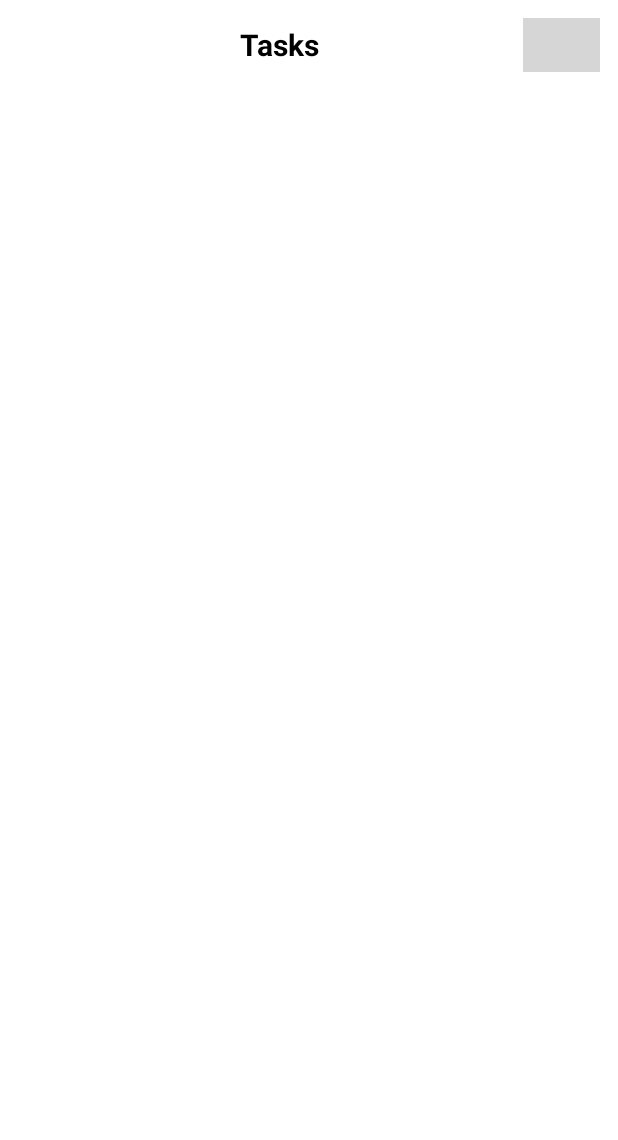
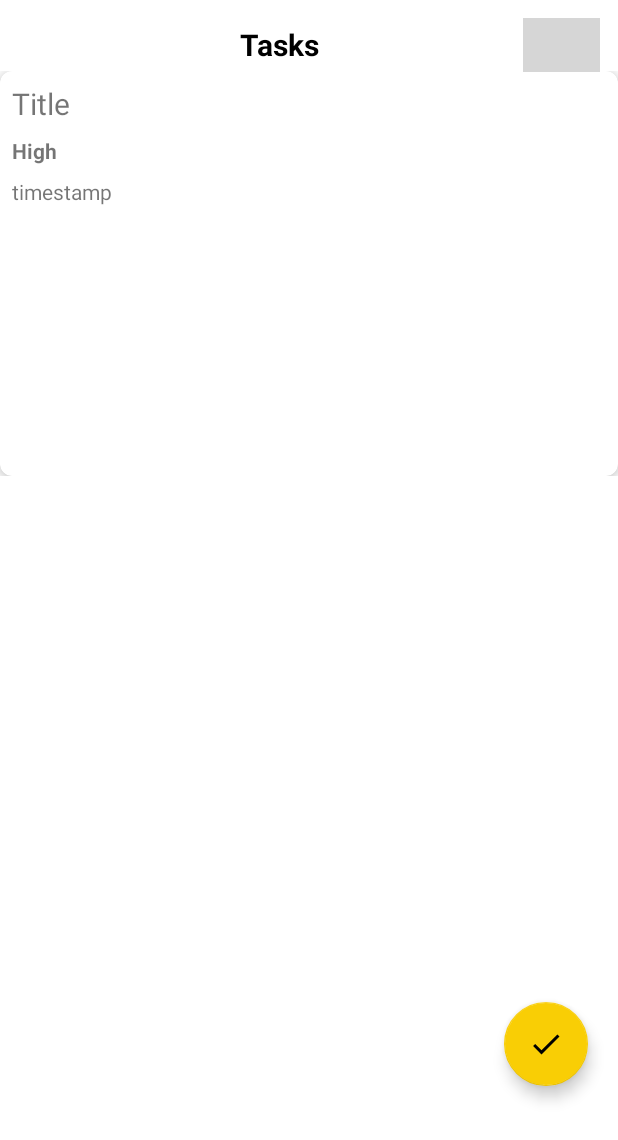
Before and after one commit to Bexact/AndroidFinalProject, an Android app: the layout fragment_todo.xml on its own in the app's theme, with its tools: preview values and no code run, on a phone screen of 412 x 824 dp. Shown: the top 1140 px of the screen. Run offline under Robolectric (Android 15) with nearby library versions, the phone set to English and light mode, and no system bars; Roboto replaces fonts that are not available here; grey boxes are pictures that could not be loaded.

```diff
--- a/app/src/main/java/com/example/projectproductivity/database/TaskEntry.kt
+++ b/app/src/main/java/com/example/projectproductivity/database/TaskEntry.kt
@@ -1,8 +1,10 @@
 package com.example.projectproductivity.database
 
+import android.os.Parcelable
 import androidx.room.Entity
 import androidx.room.PrimaryKey
-
+import kotlinx.parcelize.Parcelize
+@Parcelize
 @Entity(tableName = "task_table")
 data class TaskEntry (
     @PrimaryKey(autoGenerate = true)
@@ -10,4 +12,4 @@ data class TaskEntry (
     var title: String,
     var priority: Int,
     var timestamp: Long
-        )
+        ):Parcelable
--- a/app/src/main/java/com/example/projectproductivity/repository/TaskRepository.kt
+++ b/app/src/main/java/com/example/projectproductivity/repository/TaskRepository.kt
@@ -8,7 +8,7 @@ class TaskRepository(val taskDao:TaskDao) {
 
     suspend fun insert(taskEntry: TaskEntry) = taskDao.insert(taskEntry)
 
-    suspend fun update(taskEntry: TaskEntry) = taskDao.update(taskEntry)
+    suspend fun updateData(taskEntry: TaskEntry) = taskDao.update(taskEntry)
 
     suspend fun deleteItem(taskEntry: TaskEntry) = taskDao.delete(taskEntry)
 
--- /dev/null
+++ b/app/src/main/res/drawable/ic_done.xml
@@ -0,0 +1,5 @@
+<vector android:height="24dp" android:tint="#000000"
+    android:viewportHeight="24" android:viewportWidth="24"
+    android:width="24dp" xmlns:android="http://schemas.android.com/apk/res/android">
+    <path android:fillColor="@android:color/white" android:pathData="M9,16.2L4.8,12l-1.4,1.4L9,19 21,7l-1.4,-1.4L9,16.2z"/>
+</vector>
--- a/app/src/main/res/layout/fragment_home.xml
+++ b/app/src/main/res/layout/fragment_home.xml
@@ -4,7 +4,7 @@
     android:layout_width="match_parent"
     android:layout_height="match_parent"
     xmlns:app="http://schemas.android.com/apk/res-auto"
-    tools:context=".HomeFragment">
+    tools:context=".ui.HomeFragment">
 
     <ScrollView
         android:id="@+id/scrollView2"
--- a/app/src/main/res/layout/fragment_todo.xml
+++ b/app/src/main/res/layout/fragment_todo.xml
@@ -1,9 +1,16 @@
 <?xml version="1.0" encoding="utf-8"?>
-<FrameLayout xmlns:android="http://schemas.android.com/apk/res/android"
+<layout xmlns:android="http://schemas.android.com/apk/res/android"
     xmlns:tools="http://schemas.android.com/tools"
+    xmlns:app="http://schemas.android.com/apk/res-auto">
+
+    <data>
+
+    </data>
+
+    <FrameLayout
         android:layout_width="match_parent"
         android:layout_height="match_parent"
-    tools:context=".IntroFragment">
+        tools:context=".TodoFragment">
 
         <TextView
             android:id="@+id/tasksText"
@@ -35,6 +42,20 @@
             android:layout_below="@id/tasksText"
             android:layout_marginTop="47dp"
             android:nestedScrollingEnabled="true"
-         />
+            tools:listitem="@layout/row_layout" />
+
+        <com.google.android.material.floatingactionbutton.FloatingActionButton
+            android:id="@+id/fab2"
+            android:layout_width="121dp"
+            android:layout_height="wrap_content"
+            android:layout_gravity="bottom|right"
+            android:layout_marginBottom="100dp"
+            android:layout_marginRight="20dp"
+            android:src="@drawable/ic_done"
+            app:backgroundTint="#F9CE05"
+            app:layout_anchor="@id/bottomAppBar"
+            tools:ignore="SpeakableTextPresentCheck" />
+
 
     </FrameLayout>
+</layout>
--- /dev/null
+++ b/app/src/main/res/layout/row_layout.xml
@@ -0,0 +1,61 @@
+<?xml version="1.0" encoding="utf-8"?>
+<layout xmlns:android="http://schemas.android.com/apk/res/android"
+    xmlns:app="http://schemas.android.com/apk/res-auto"
+    xmlns:tools="http://schemas.android.com/tools">
+
+    <data>
+
+    </data>
+
+    <androidx.cardview.widget.CardView
+        android:layout_width="match_parent"
+        android:layout_height="match_parent"
+        app:cardCornerRadius="8dp"
+        app:cardElevation="4dp">
+
+
+        <androidx.constraintlayout.widget.ConstraintLayout
+            android:id="@+id/row_background"
+            android:layout_width="match_parent"
+            android:layout_height="match_parent">
+
+            <TextView
+                android:id="@+id/taskTitle"
+                android:layout_width="0dp"
+                android:layout_height="wrap_content"
+                android:layout_marginStart="8dp"
+                android:layout_marginTop="8dp"
+                android:layout_marginEnd="8dp"
+                android:text="Title"
+                android:textSize="20sp"
+                app:layout_constraintEnd_toEndOf="parent"
+                app:layout_constraintStart_toStartOf="parent"
+                app:layout_constraintTop_toTopOf="parent" />
+
+            <TextView
+                android:id="@+id/taskPriority"
+                android:layout_width="0dp"
+                android:layout_height="wrap_content"
+                android:layout_marginStart="8dp"
+                android:layout_marginTop="8dp"
+                android:layout_marginEnd="8dp"
+                android:textStyle="bold"
+                app:layout_constraintEnd_toEndOf="parent"
+                app:layout_constraintStart_toStartOf="parent"
+                app:layout_constraintTop_toBottomOf="@id/taskTitle"
+                android:text="High" />
+
+            <TextView
+                android:id="@+id/textView10"
+                android:layout_width="0dp"
+                android:layout_height="wrap_content"
+                android:text="timestamp"
+                android:layout_marginStart="8dp"
+                android:layout_marginTop="8dp"
+                android:layout_marginEnd="8dp"
+                app:layout_constraintEnd_toEndOf="parent"
+                app:layout_constraintStart_toStartOf="parent"
+                app:layout_constraintTop_toBottomOf="@+id/taskPriority" />
+        </androidx.constraintlayout.widget.ConstraintLayout>
+    </androidx.cardview.widget.CardView>
+</layout>
--- a/app/src/main/res/values/strings.xml
+++ b/app/src/main/res/values/strings.xml
@@ -26,4 +26,9 @@
     <string name="register">Register</string>
     <string name="already_have_an_account">Already Have an Account?</string>
     <string name="Register">Register</string>
+    <string-array name="priorities">
+        <item>High Priority</item>
+        <item>Medium Priority</item>
+        <item>Low Priority</item>
+    </string-array>
 </resources>
--- a/gradle.properties
+++ b/gradle.properties
@@ -15,6 +15,8 @@ org.gradle.jvmargs=-Xmx2048m -Dfile.encoding=UTF-8
 # Android operating system, and which are packaged with your app's APK
 # https://developer.android.com/topic/libraries/support-library/androidx-rn
 android.useAndroidX=true
+
+android.enableJetifier=true
 # Kotlin code style for this project: "official" or "obsolete":
 kotlin.code.style=official
 # Enables namespacing of each library's R class so that its R class includes only the
```
Also changed, not shown: app/build.gradle (+12 -0 lines), app/src/main/AndroidManifest.xml (+5 -5 lines), app/src/main/java/com/example/projectproductivity/TodoFragment.kt (+13 -43 lines), app/src/main/java/com/example/projectproductivity/ui/AddFragment.kt (added, +59 -0 lines), app/src/main/java/com/example/projectproductivity/viewmodel/TaskViewModel.kt (added, +48 -0 lines), app/src/main/res/layout/fragment_add.xml (added, +52 -0 lines), app/src/main/res/navigation/nav_graph.xml (+53 -4 lines). Lines whose indentation alone changed are shown as unchanged.
